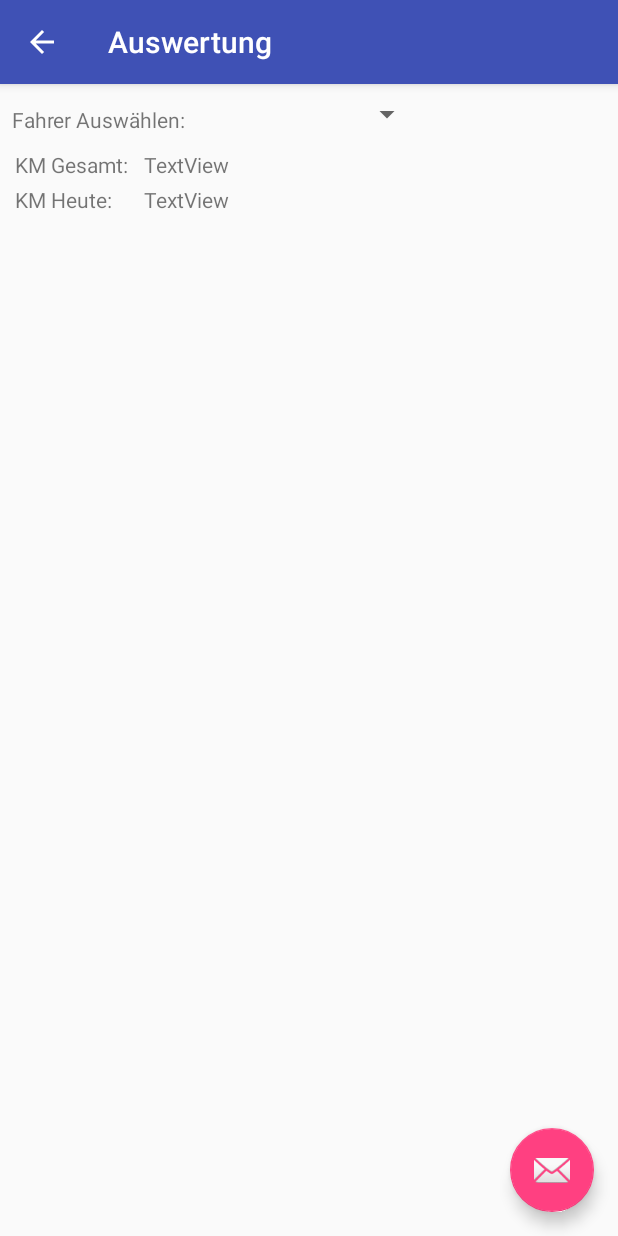
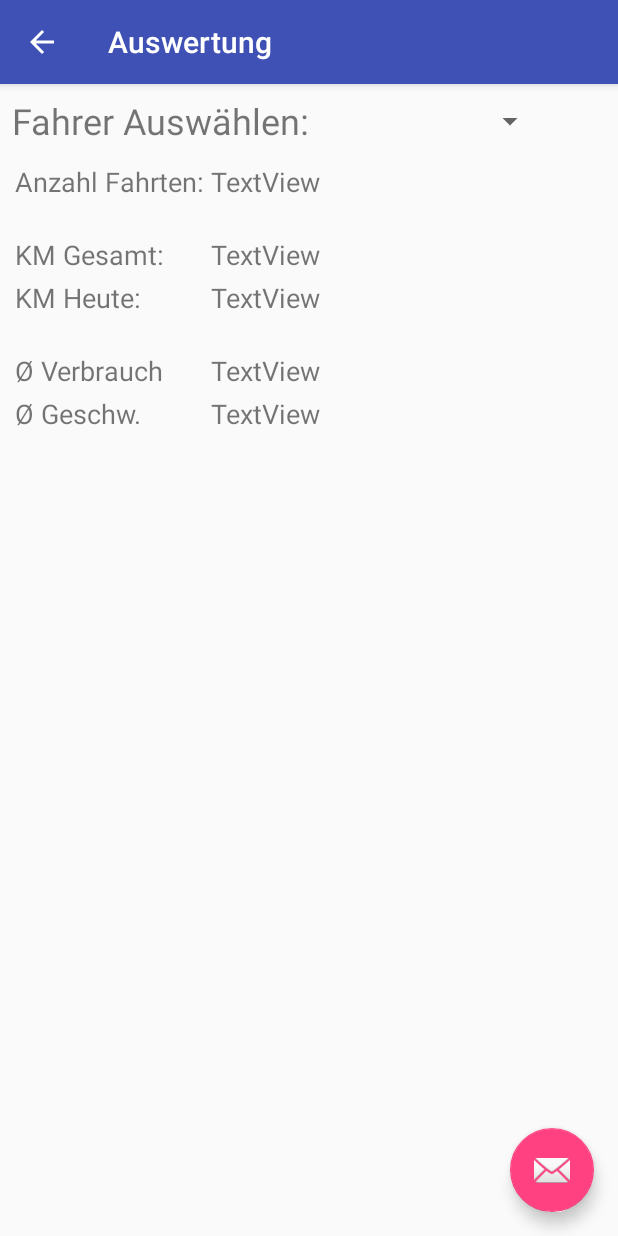
Before and after one commit to 8-Lambda-8/CarLog, an Android app: the Analysis screen opened directly, with no data from a screen before it, on a phone screen of 412 x 824 dp. Run offline under Robolectric (Android 15) with nearby library versions, the phone set to English and light mode, and no system bars; our stand-ins replace Firebase (no records; nobody signed in at launch, a user with empty details on screens opened directly).

Commit message:
Analysis features anzahl, KM, Øverbrauch

```diff
--- a/app/src/main/java/com/a8lambda8/carlog/Analysis.java
+++ b/app/src/main/java/com/a8lambda8/carlog/Analysis.java
@@ -5,9 +5,35 @@ import android.support.design.widget.FloatingActionButton;
 import android.support.design.widget.Snackbar;
 import android.support.v7.app.AppCompatActivity;
 import android.support.v7.widget.Toolbar;
+import android.util.Log;
 import android.view.View;
+import android.widget.AdapterView;
+import android.widget.ArrayAdapter;
+import android.widget.Spinner;
+
+import com.google.firebase.database.DataSnapshot;
+import com.google.firebase.database.DatabaseError;
+import com.google.firebase.database.DatabaseReference;
+import com.google.firebase.database.FirebaseDatabase;
+import com.google.firebase.database.ValueEventListener;
+
+import java.util.ArrayList;
+import java.util.Collections;
+import java.util.HashMap;
+import java.util.Map;
+import java.util.SortedSet;
+import java.util.TreeSet;
 
 public class Analysis extends AppCompatActivity {
+
+    ArrayList<String> user;
+
+    DatabaseReference mDatabase;
+
+    int anz_Fahrten = 0;
+    int KM_Ges, KM_Heute;
+
+    Spinner SP_User;
 
     @Override
     protected void onCreate(Bundle savedInstanceState) {
@@ -25,6 +51,123 @@ public class Analysis extends AppCompatActivity {
             }
         });
         getSupportActionBar().setDisplayHomeAsUpEnabled(true);
+
+        mDatabase = FirebaseDatabase.getInstance().getReference();
+
+        DatabaseReference userRef = mDatabase.child("!user");
+
+
+        init();
+
+
+
+        //get Users for spinner
+
+        Log.i("xx","asd");
+        user = new ArrayList<>();
+        userRef.addValueEventListener(new ValueEventListener() {
+            @Override
+            public void onDataChange(DataSnapshot dataSnapshot) {
+                user.clear();
+                for (DataSnapshot key : dataSnapshot.getChildren()) {
+                    user.add(Integer.parseInt(key.getKey()),""+key.getValue());
+                }
+
+                ArrayAdapter<String> spinnerArrayAdapter = new ArrayAdapter<>(Analysis.this, android.R.layout.simple_spinner_item, user);
+                spinnerArrayAdapter.setDropDownViewResource(android.R.layout.simple_spinner_dropdown_item);
+                SP_User.setAdapter(spinnerArrayAdapter);
+            }
+
+            @Override
+            public void onCancelled(DatabaseError databaseError) {
+
+            }
+        });
+
     }
 
+    void init(){
+
+        SP_User = (Spinner) findViewById(R.id.sp_user);
+        SP_User.setOnItemSelectedListener(new AdapterView.OnItemSelectedListener() {
+            @Override
+            public void onItemSelected(AdapterView<?> adapterView, View view, int i, long l) {
+                analyse();
+            }
+
+            @Override
+            public void onNothingSelected(AdapterView<?> adapterView) {
+
+            }
+        });
+
+
+
+    }
+
+
+    void analyse(){
+        //mDatabase.orderByChild()
+        mDatabase.addValueEventListener(analyseListener);
+    }
+
+
+    ValueEventListener analyseListener = new ValueEventListener() {
+        @Override
+        public void onDataChange(DataSnapshot dataSnapshot) {
+            anz_Fahrten = 0;
+            KM_Ges = 0;
+            int prevZielKm = 0,ZielKm = 0;
+            float dVerbrauch = 0, VerbrauchSUM = 0;
+            for (DataSnapshot key : dataSnapshot.getChildren()) {
+                if (!key.getKey().contains("!")&&
+                        (key.child("Fahrer").getValue().equals(user.get((int) SP_User.getSelectedItemId()))||SP_User.getSelectedItemId()==4) &&
+                        key.child("Tanken").getValue()==null) {
+                    anz_Fahrten++;
+
+                    int startKM = Integer.parseInt(key.child("Start").getValue().toString());
+                    ZielKm=Integer.parseInt(key.child("Ziel").getValue().toString());
+
+                    int dist = ZielKm-startKM;
+
+                    if(dist>200&&KM_Ges!=0){
+                        Log.i("xx","ACHTUNG über 200 KM ---"+dist+"--"+key.getKey());
+                    }
+
+                    KM_Ges += dist;
+                    float verbrauch = Float.parseFloat(key.child("Verbrauch").getValue().toString());
+                    VerbrauchSUM += verbrauch*dist;
+                    //Log.i("xx",""+VerbrauchSUM+"---"+key.getKey());
+
+
+                    if(verbrauch>20)Log.i("xx","ACHTUNG Verbrauch > 20 --- "+verbrauch+"--"+key.getKey());
+
+                    if(dist<0){
+                        Log.i("xx","ACHTUNG NEGATIV ---"+dist+"--"+key.getKey());
+                    }
+
+                    if(startKM!=prevZielKm&&SP_User.getSelectedItemId()==4){
+                        Log.i("xx","ACHTUNG Start != letstes Ziel "+key.getKey()+"---"+(dist));
+                    }
+                    prevZielKm=ZielKm;
+
+
+                }
+            }
+            dVerbrauch = VerbrauchSUM/(float)KM_Ges;
+
+
+            Log.i("xx","-");
+            Log.i("xx",SP_User.getSelectedItem()+":");
+            Log.i("xx","anz "+anz_Fahrten);
+            Log.i("xx","KM  "+KM_Ges);
+            Log.i("xx","ØVerbr.  "+dVerbrauch);
+        }
+
+        @Override
+        public void onCancelled(DatabaseError databaseError) {
+
+        }
+    };
+
 }
--- a/app/src/main/java/com/a8lambda8/carlog/MainActivity.java
+++ b/app/src/main/java/com/a8lambda8/carlog/MainActivity.java
@@ -510,7 +510,7 @@ public class MainActivity extends AppCompatActivity {
                 final HashMap<String, Object> MAP = (HashMap<String,Object>) dataSnapshot.getValue();
                 if(MAP==null)return;
 
-                SortedSet<String> keys = new TreeSet<String>(Collections.reverseOrder());
+                SortedSet<String> keys = new TreeSet<>(Collections.reverseOrder());
                 keys.addAll(new TreeSet<>(MAP.keySet()));
                 for (String key : keys) {
                     if (!key.contains("!")){//  Objects.equals(key, "!SP_Sync")) {
--- a/app/src/main/res/layout/content_analysis.xml
+++ b/app/src/main/res/layout/content_analysis.xml
@@ -9,19 +9,21 @@
     tools:showIn="@layout/activity_analysis">
 
     <Spinner
-        android:id="@+id/spinner"
+        android:id="@+id/sp_user"
         android:layout_width="150dp"
         android:layout_height="wrap_content"
-        app:layout_constraintTop_toTopOf="parent"
-        android:layout_marginTop="8dp"
         app:layout_constraintLeft_toRightOf="@+id/textView18"
-        android:layout_marginLeft="8dp" />
+        android:layout_marginLeft="8dp"
+        app:layout_constraintBottom_toBottomOf="@+id/textView18"
+        android:layout_marginBottom="0dp"
+        app:layout_constraintTop_toTopOf="@+id/textView18"
+        android:layout_marginTop="0dp" />
 
     <TableLayout
         android:layout_width="0dp"
         android:layout_height="0dp"
-        android:layout_marginTop="10dp"
-        app:layout_constraintTop_toBottomOf="@+id/spinner"
+        android:layout_marginTop="14dp"
+        app:layout_constraintTop_toBottomOf="@+id/sp_user"
         android:layout_marginLeft="8dp"
         app:layout_constraintLeft_toLeftOf="parent"
         android:layout_marginRight="8dp"
@@ -34,19 +36,47 @@
             android:layout_height="match_parent" >
 
             <TextView
+                android:id="@+id/textView24"
+                android:layout_width="wrap_content"
+                android:layout_height="wrap_content"
+                android:layout_margin="2dp"
+                android:text="Anzahl Fahrten:"
+                android:textSize="18sp" />
+
+            <TextView
+                android:id="@+id/textView23"
+                android:layout_width="wrap_content"
+                android:layout_height="wrap_content"
+                android:layout_margin="2dp"
+                android:text="TextView"
+                android:textSize="18sp" />
+        </TableRow>
+
+        <TableRow
+            android:layout_width="match_parent"
+            android:layout_height="match_parent"
+            android:layout_margin="10dp" />
+
+        <TableRow
+            android:layout_width="match_parent"
+            android:layout_height="match_parent" >
+
+            <TextView
                 android:id="@+id/textView7"
                 android:layout_width="wrap_content"
                 android:layout_height="wrap_content"
                 android:layout_column="0"
                 android:layout_margin="2dp"
-                android:text="KM Gesamt:  " />
+                android:text="KM Gesamt:  "
+                android:textSize="18sp" />
 
             <TextView
                 android:id="@+id/textView6"
                 android:layout_width="wrap_content"
                 android:layout_height="wrap_content"
                 android:layout_margin="2dp"
-                android:text="TextView" />
+                android:text="TextView"
+                android:textSize="18sp" />
         </TableRow>
 
         <TableRow
@@ -58,23 +88,64 @@
                 android:layout_width="wrap_content"
                 android:layout_height="wrap_content"
                 android:layout_margin="2dp"
-                android:text="KM Heute:" />
+                android:text="KM Heute:"
+                android:textSize="18sp" />
 
             <TextView
                 android:id="@+id/textView16"
                 android:layout_width="wrap_content"
                 android:layout_height="wrap_content"
                 android:layout_margin="2dp"
-                android:text="TextView" />
+                android:text="TextView"
+                android:textSize="18sp" />
         </TableRow>
 
         <TableRow
             android:layout_width="match_parent"
-            android:layout_height="match_parent" />
+            android:layout_height="match_parent"
+            android:layout_margin="10dp" />
 
         <TableRow
             android:layout_width="match_parent"
-            android:layout_height="match_parent" />
+            android:layout_height="match_parent" >
+
+            <TextView
+                android:id="@+id/textView20"
+                android:layout_width="wrap_content"
+                android:layout_height="wrap_content"
+                android:layout_margin="2dp"
+                android:text="Ø Verbrauch"
+                android:textSize="18sp" />
+
+            <TextView
+                android:id="@+id/textView19"
+                android:layout_width="wrap_content"
+                android:layout_height="wrap_content"
+                android:layout_margin="2dp"
+                android:text="TextView"
+                android:textSize="18sp" />
+        </TableRow>
+
+        <TableRow
+            android:layout_width="match_parent"
+            android:layout_height="match_parent" >
+
+            <TextView
+                android:id="@+id/textView22"
+                android:layout_width="wrap_content"
+                android:layout_height="wrap_content"
+                android:layout_margin="2dp"
+                android:text="Ø Geschw."
+                android:textSize="18sp" />
+
+            <TextView
+                android:id="@+id/textView21"
+                android:layout_width="wrap_content"
+                android:layout_height="wrap_content"
+                android:layout_margin="2dp"
+                android:text="TextView"
+                android:textSize="18sp" />
+        </TableRow>
     </TableLayout>
 
     <TextView
@@ -82,8 +153,9 @@
         android:layout_width="wrap_content"
         android:layout_height="wrap_content"
         android:layout_marginLeft="8dp"
-        android:layout_marginTop="14dp"
+        android:layout_marginTop="8dp"
         android:text="Fahrer Auswählen:"
+        android:textSize="24sp"
         app:layout_constraintLeft_toLeftOf="parent"
         app:layout_constraintTop_toTopOf="parent" />
 
```
